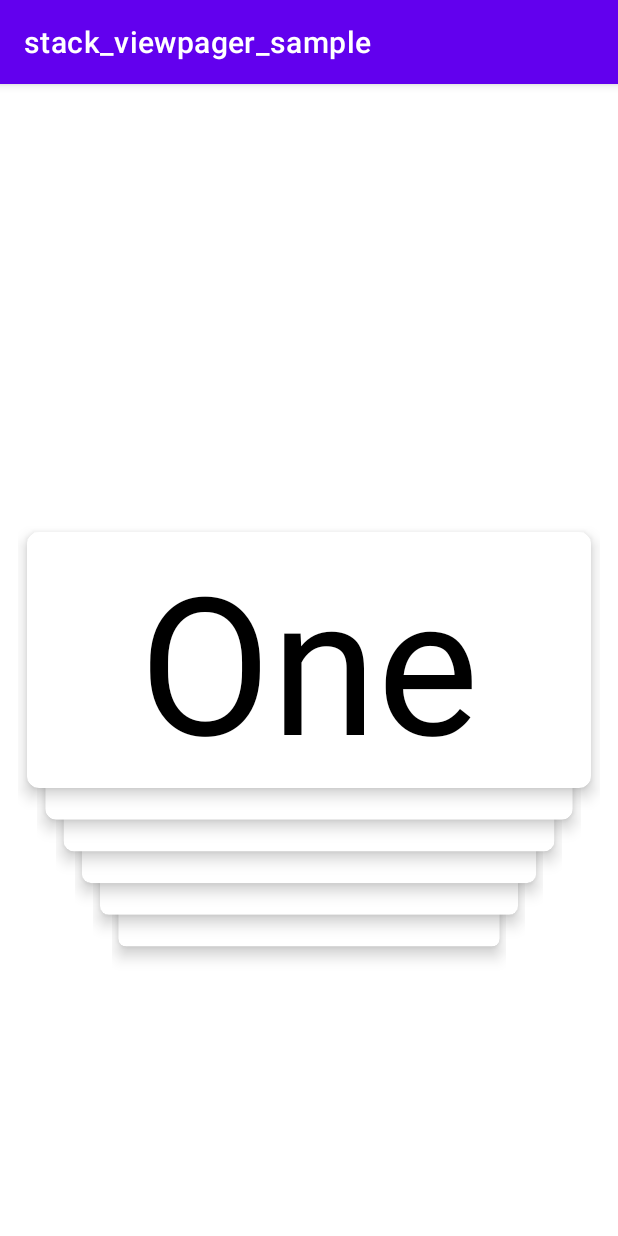
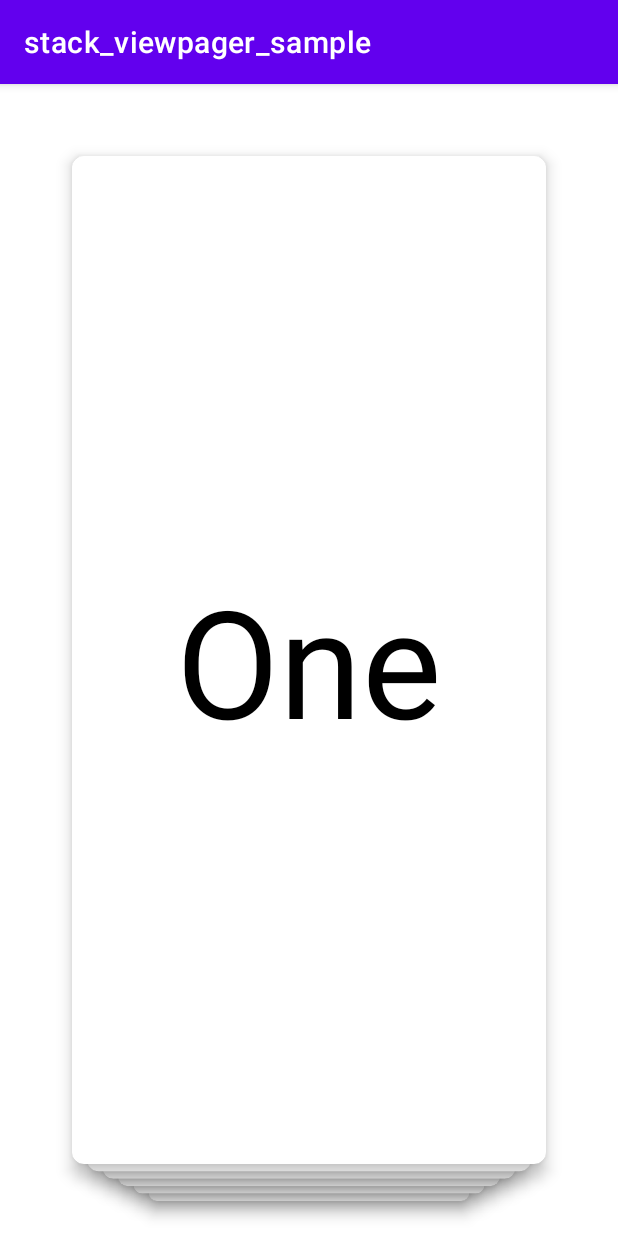
Before and after one commit to KisCode/AndroidUISample, an Android app: the screen it shows after launch (StackViewpagerActivity), on a phone screen of 412 x 824 dp. Run offline under Robolectric (Android 15) with nearby library versions, the phone set to English and light mode, and no system bars.

```diff
--- a/stack_viewpager_sample/src/main/java/com/kiscode/stackviewpager/adapter/CardFragmentAdapter.java
+++ b/stack_viewpager_sample/src/main/java/com/kiscode/stackviewpager/adapter/CardFragmentAdapter.java
@@ -22,7 +22,7 @@ public class CardFragmentAdapter extends FragmentPagerAdapter {
 
     @SuppressLint("WrongConstant")
     public CardFragmentAdapter(@NonNull FragmentManager fm, List<String> mDatas) {
-        super(fm);
+        super(fm,FragmentPagerAdapter.BEHAVIOR_RESUME_ONLY_CURRENT_FRAGMENT);
         this.mDatas = mDatas;
     }
 
--- a/stack_viewpager_sample/src/main/res/layout/fragment_card.xml
+++ b/stack_viewpager_sample/src/main/res/layout/fragment_card.xml
@@ -7,9 +7,9 @@
 
     <androidx.cardview.widget.CardView
         android:layout_width="match_parent"
-        android:layout_height="wrap_content"
+        android:layout_height="match_parent"
         android:layout_gravity="center"
-        android:layout_margin="6dp"
+        android:layout_margin="36dp"
         app:cardElevation="6dp"
         app:cardCornerRadius="8dp">
 
@@ -20,7 +20,7 @@
             android:layout_gravity="center"
             android:text="1"
             android:textColor="@android:color/black"
-            android:textSize="128sp" />
+            android:textSize="100sp" />
 
     </androidx.cardview.widget.CardView>
 </FrameLayout>
```
Also changed, not shown: stack_viewpager_sample/src/main/java/com/kiscode/stackviewpager/StackViewpagerActivity.java (+30 -1 lines).
